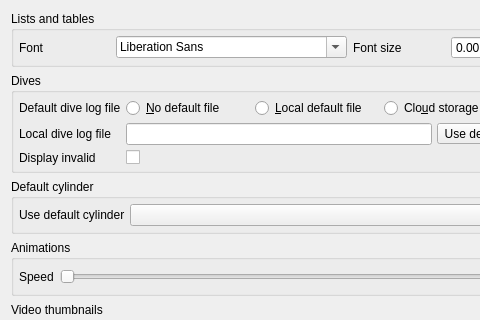
Before: the Qt Designer form desktop-widgets/preferences/preferences_defaults.ui in subsurface/subsurface, drawn with Qt 5; both pictures show x 0 to 480 and y 0 to 320 of the 561 by 558 pixel window.
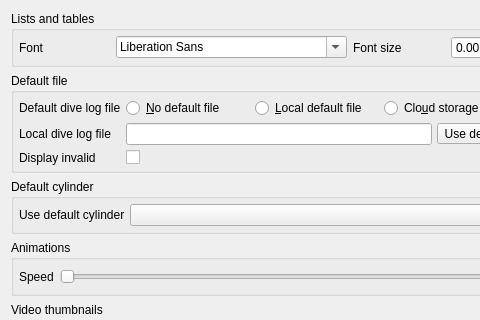
After: the same form once the commit is applied.

Commit message:
desktop/preferences: rename the default file group
The original name was just "Dives" which is not
descriptive enough. Use "Default file".

```diff
--- a/desktop-widgets/preferences/preferences_defaults.ui
+++ b/desktop-widgets/preferences/preferences_defaults.ui
@@ -49,7 +49,7 @@
    <item>
     <widget class="QGroupBox" name="groupBox_3">
      <property name="title">
-      <string>Dives</string>
+      <string>Default file</string>
      </property>
      <layout class="QFormLayout" name="formLayout_2">
       <property name="horizontalSpacing">
```
